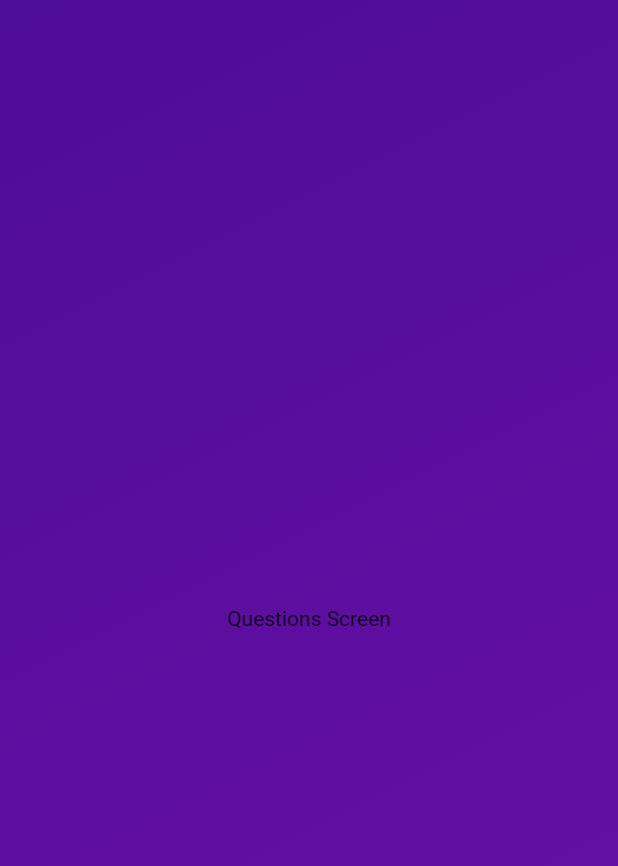
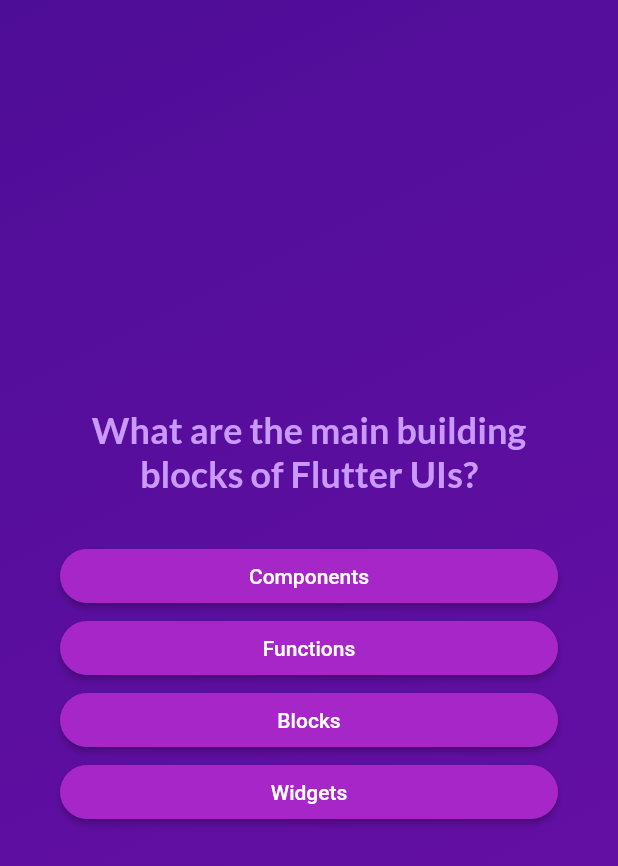
Before and after one commit to prashantbhat84/quiz-app-flutter, a Flutter app: the screen it shows after launch, after a tap on "Start Quiz", on a phone screen of 412 x 824 dp. Shown: the top 866 px of the screen. Run offline on Flutter 3.47's test engine with Material 2 defaults, Android fonts, the phone set to English and light mode, and no system bars; our stand-ins replace google_fonts.

Commit message:
google fonts and third party package

```diff
--- /dev/null
+++ b/lib/answers_button.dart
@@ -0,0 +1,29 @@
+import 'package:flutter/material.dart';
+
+class AnswersButton extends StatelessWidget {
+  const AnswersButton({
+    super.key,
+    required this.text,
+    required this.onTap,
+  });
+  final String text;
+  final void Function() onTap;
+  @override
+  Widget build(context) {
+    return ElevatedButton(
+      onPressed: onTap,
+      style: ElevatedButton.styleFrom(
+        backgroundColor: const Color.fromARGB(255, 167, 38, 199),
+        foregroundColor: Colors.white,
+        padding: const EdgeInsets.symmetric(vertical: 10, horizontal: 40),
+        shape: RoundedRectangleBorder(
+          borderRadius: BorderRadius.circular(40),
+        ),
+      ),
+      child: Text(
+        text,
+        textAlign: TextAlign.center,
+      ),
+    );
+  }
+}
--- /dev/null
+++ b/lib/data/questions.dart
@@ -0,0 +1,55 @@
+import 'package:adv_basics/models/quiz_questions.dart';
+
+const questions = [
+  QuizQuestion(
+    'What are the main building blocks of Flutter UIs?',
+    [
+      'Widgets',
+      'Components',
+      'Blocks',
+      'Functions',
+    ],
+  ),
+  QuizQuestion('How are Flutter UIs built?', [
+    'By combining widgets in code',
+    'By combining widgets in a visual editor',
+    'By defining widgets in config files',
+    'By using XCode for iOS and Android Studio for Android',
+  ]),
+  QuizQuestion(
+    'What\'s the purpose of a StatefulWidget?',
+    [
+      'Update UI as data changes',
+      'Update data as UI changes',
+      'Ignore data changes',
+      'Render UI that does not depend on data',
+    ],
+  ),
+  QuizQuestion(
+    'Which widget should you try to use more often: StatelessWidget or StatefulWidget?',
+    [
+      'StatelessWidget',
+      'StatefulWidget',
+      'Both are equally good',
+      'None of the above',
+    ],
+  ),
+  QuizQuestion(
+    'What happens if you change data in a StatelessWidget?',
+    [
+      'The UI is not updated',
+      'The UI is updated',
+      'The closest StatefulWidget is updated',
+      'Any nested StatefulWidgets are updated',
+    ],
+  ),
+  QuizQuestion(
+    'How should you update data inside of StatefulWidgets?',
+    [
+      'By calling setState()',
+      'By calling updateData()',
+      'By calling updateUI()',
+      'By calling updateState()',
+    ],
+  ),
+];
--- /dev/null
+++ b/lib/models/quiz_questions.dart
@@ -0,0 +1,11 @@
+class QuizQuestion {
+  const QuizQuestion(this.text, this.answers);
+
+  final String text;
+  final List<String> answers;
+  List<String> getShuffledAnswers() {
+    final shuffledList = List.of(answers);
+    shuffledList.shuffle();
+    return shuffledList;
+  }
+}
--- a/lib/questions_screen.dart
+++ b/lib/questions_screen.dart
@@ -1,18 +1,59 @@
 import 'package:flutter/material.dart';
+import 'package:google_fonts/google_fonts.dart';
+import 'package:adv_basics/answers_button.dart';
+import 'package:adv_basics/data/questions.dart';
 
-class Questions extends StatefulWidget {
-  const Questions({super.key});
+class QuestionsScreen extends StatefulWidget {
+  const QuestionsScreen({super.key});
+
   @override
-  State<Questions> createState() {
-    return _Questions();
+  State<QuestionsScreen> createState() {
+    return _QuestionsScreenState();
   }
 }
 
-class _Questions extends State<Questions> {
+class _QuestionsScreenState extends State<QuestionsScreen> {
+  var currentQuestionIndex = 0;
+
+  void answerQuestion() {
+    // currentQuestionIndex = currentQuestionIndex + 1;
+    // currentQuestionIndex += 1;
+    setState(() {
+      currentQuestionIndex++;
+    });
+  }
+
   @override
   Widget build(context) {
-    return const Center(
-      child: Text('Questions Screen'),
+    final currentQuestion = questions[currentQuestionIndex];
+    return SizedBox(
+      width: double.infinity,
+      child: Container(
+        margin: const EdgeInsets.all(40),
+        child: Column(
+          mainAxisAlignment: MainAxisAlignment.center,
+          crossAxisAlignment: CrossAxisAlignment.stretch,
+          children: [
+            Text(
+              currentQuestion.text,
+              style: GoogleFonts.lato(
+                  color: const Color.fromARGB(255, 201, 153, 251),
+                  fontSize: 24,
+                  fontWeight: FontWeight.bold),
+              textAlign: TextAlign.center,
+            ),
+            const SizedBox(height: 30),
+            ...currentQuestion.getShuffledAnswers().map(
+              (item) {
+                return AnswersButton(
+                  text: item,
+                  onTap: answerQuestion,
+                );
+              },
+            ),
+          ],
+        ),
+      ),
     );
   }
 }
--- a/lib/quiz.dart
+++ b/lib/quiz.dart
@@ -34,7 +34,7 @@ class _QuizState extends State<Quiz> {
     // : const Questions();
     Widget? screenWidget = StartScreen(switchScreen);
     if (activeScreen == 'questions-screen') {
-      screenWidget = const Questions();
+      screenWidget = const QuestionsScreen();
     }
 
     return MaterialApp(
--- a/lib/start_screen.dart
+++ b/lib/start_screen.dart
@@ -1,4 +1,5 @@
 import 'package:flutter/material.dart';
+import 'package:google_fonts/google_fonts.dart';
 
 class StartScreen extends StatelessWidget {
   const StartScreen(this.startQuiz, {super.key});
@@ -24,9 +25,9 @@ class StartScreen extends StatelessWidget {
           //   ),
           // ),
           const SizedBox(height: 80),
-          const Text(
+          Text(
             'Learn Flutter the fun way',
-            style: TextStyle(
+            style: GoogleFonts.lato(
               color: Colors.white,
               fontSize: 24,
             ),
--- a/pubspec.yaml
+++ b/pubspec.yaml
@@ -35,6 +35,7 @@ dependencies:
   # The following adds the Cupertino Icons font to your application.
   # Use with the CupertinoIcons class for iOS style icons.
   cupertino_icons: ^1.0.2
+  google_fonts: ^4.0.4
 
 dev_dependencies:
   flutter_test:
```
Also changed, not shown: pubspec.lock, 7 other files.
